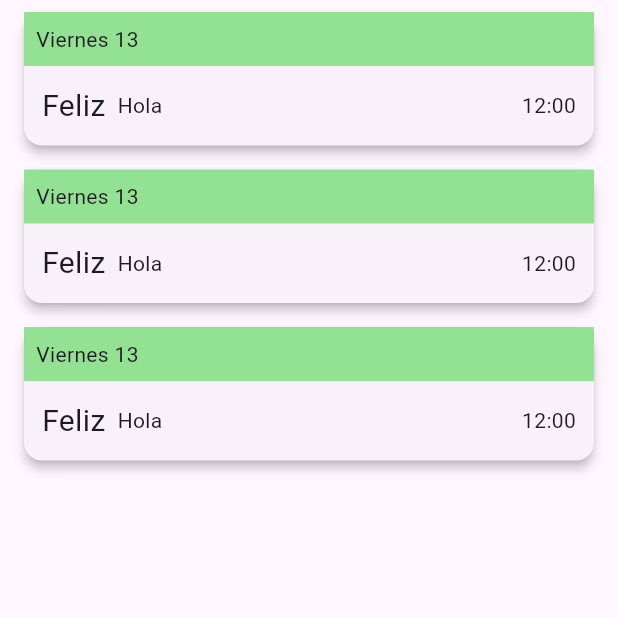
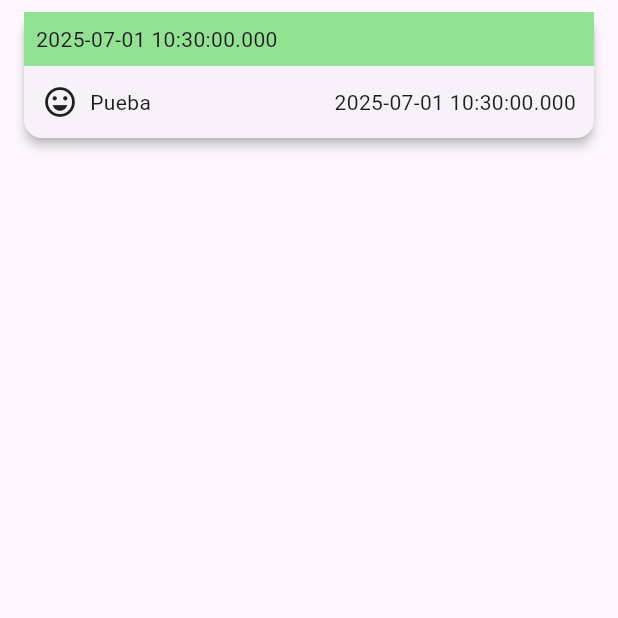
Before and after one commit to TLifeOfCris/JournalFlutterApp2, a Flutter app: the screen it shows after launch, on a phone screen of 412 x 824 dp, the top half of it. Run offline on Flutter 3.47's test engine with Material 3 defaults, Android fonts, the phone set to English and light mode, and no system bars; our stand-ins replace google_fonts.

Commit message:
Se están haciendo las pruebas para mostrar lo guardado en entries en el ListView junto a su respectiva tarjeta

```diff
--- a/flutter_journal_app/lib/views/home_view.dart
+++ b/flutter_journal_app/lib/views/home_view.dart
@@ -1,4 +1,5 @@
 import 'package:flutter/material.dart';
+import 'package:flutter_journal_app/models/journy.dart';
 import 'package:flutter_journal_app/viewmodels/providerviewmodel.dart';
 import 'package:flutter_journal_app/widgets/entry.dart';
 import 'package:provider/provider.dart';
@@ -9,15 +10,17 @@ class HomeView extends StatelessWidget {
 
   @override
   Widget build(BuildContext context) {
+
     final JournalVM = Provider.of<ViewModelProvider>(context);
     final entries = JournalVM.entries.reversed.toList();
     return Scaffold(
 
       body: ListView.builder(
-        itemCount: 3,
+        itemCount: entries.length,
         itemBuilder: (context, index){
+          final journey = entries[index];
 
-        return EntryCard();
+        return EntryCard(list: journey);
       })
 
     );
--- a/flutter_journal_app/lib/widgets/entry.dart
+++ b/flutter_journal_app/lib/widgets/entry.dart
@@ -1,7 +1,9 @@
 import 'package:flutter/material.dart';
+import 'package:flutter_journal_app/models/journy.dart';
 
 class EntryCard extends StatelessWidget {
-  const EntryCard({super.key});
+  final Journey list;
+  const EntryCard({super.key, required this.list});
 
   @override
   Widget build(BuildContext context) {
@@ -17,7 +19,9 @@ class EntryCard extends StatelessWidget {
           color: Color.fromARGB(200, 119, 221, 119),
           padding: EdgeInsets.all(8),
           //personalizar
-          child: Text("Viernes 13"),
+          //TODAY, YESTERDAY, SUNDAY,ETC
+          //child: Text("Viernes 13"),
+          child: Text(list.timestamp.toString()),
 
           ),
           Padding(padding: const EdgeInsets.all(12.0),
@@ -28,11 +32,16 @@ class EntryCard extends StatelessWidget {
               Row(
                 children: [
                   //en el text tiene que ir el mood
-                  Text("Feliz", style: TextStyle(fontSize: 20),),
+                  //Text("Feliz", style: TextStyle(fontSize: 20),),
+                  Icon(list.mood),
                   SizedBox(width: 8,),
-                  Text("Hola"),
+                  //content
+                  //Text("Hola"),
+                  Text(list.content),
                   Spacer(),
-                  Text("12:00")
+                  //Hora en la que se creó
+                  //Text("12:00")
+                  Text(list.timestamp.toString()),
                 ],
               )
             ],
```
